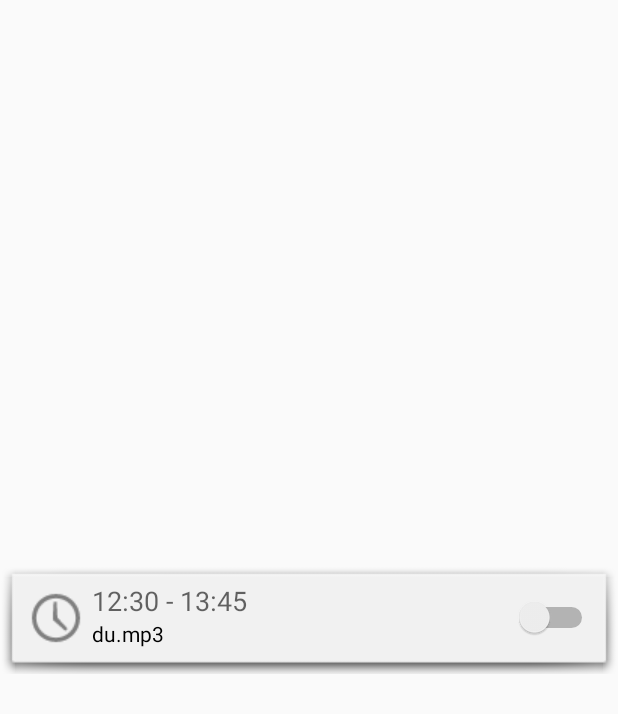
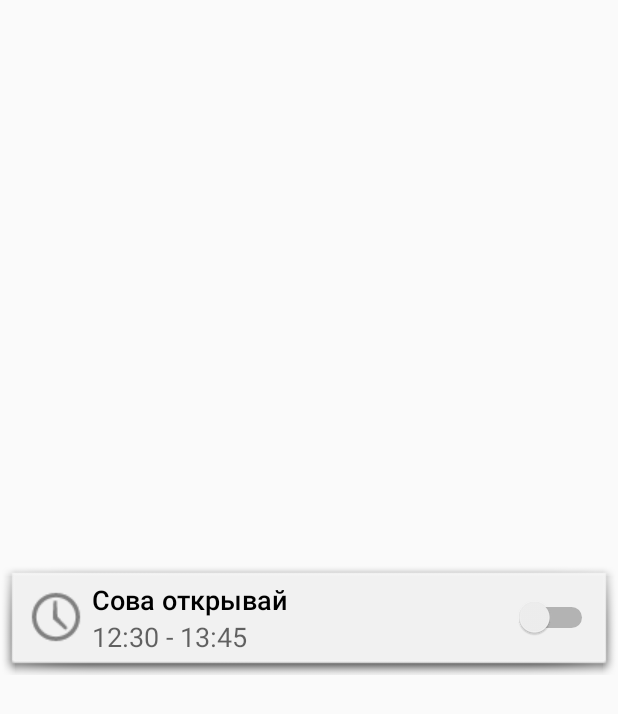
Before and after one commit to VladimirKorzh/Genreparrot, an Android app: the layout list_single_schedule_layout.xml on its own in the app's theme, with its tools: preview values and no code run, on a phone screen of 412 x 824 dp. Shown: the top 714 px of the screen. Run offline under Robolectric (Android 15) with nearby library versions, the phone set to English and light mode, and no system bars.

Commit message:
finalized looks

```diff
--- a/app/src/main/res/layout/fragment_create_edit_alarm.xml
+++ b/app/src/main/res/layout/fragment_create_edit_alarm.xml
@@ -5,7 +5,7 @@
     tools:context="com.genreparrot.app.CreateEditSchedule$PlaceholderFragment"
     android:orientation="vertical"
     android:animateLayoutChanges="true"
-    android:background="@android:color/background_light">
+    android:background="@drawable/background_b2">
 
     <ScrollView
         android:layout_width="fill_parent"
--- a/app/src/main/res/layout/fragment_schedule.xml
+++ b/app/src/main/res/layout/fragment_schedule.xml
@@ -4,8 +4,8 @@
     android:orientation="vertical" android:layout_width="match_parent"
     android:layout_height="match_parent"
     android:weightSum="1"
-    android:background="@drawable/background_c2"
-    android:baselineAligned="false">
+    android:baselineAligned="false"
+    android:background="@drawable/background_a2">
 
     <LinearLayout
         style="@style/myBox"
--- a/app/src/main/res/layout/list_single_schedule_layout.xml
+++ b/app/src/main/res/layout/list_single_schedule_layout.xml
@@ -26,7 +26,19 @@
         <LinearLayout
             android:orientation="vertical"
             android:layout_width="wrap_content"
-            android:layout_height="wrap_content">
+            android:layout_height="wrap_content"
+            android:layout_gravity="center">
+
+            <TextView
+                android:layout_width="wrap_content"
+                android:layout_height="wrap_content"
+                android:textAppearance="@android:style/TextAppearance.DeviceDefault.Medium"
+                android:text="Сова открывай"
+                android:id="@+id/txtFilename"
+                android:textColor="@android:color/background_dark"
+                android:layout_weight="1"
+                android:maxWidth="180dp"
+                android:singleLine="true" />
 
             <LinearLayout
                 android:orientation="horizontal"
@@ -68,18 +80,6 @@
 
             </LinearLayout>
 
-            <TextView
-                android:layout_width="wrap_content"
-                android:layout_height="wrap_content"
-                android:textAppearance="@android:style/TextAppearance.DeviceDefault.Small"
-                android:text="du.mp3"
-                android:id="@+id/txtFilename"
-                android:layout_gravity="center_vertical"
-                android:textColor="@android:color/background_dark"
-                android:layout_weight="1"
-                android:maxWidth="180dp"
-                android:singleLine="true" />
-
         </LinearLayout>
 
         <LinearLayout
```
